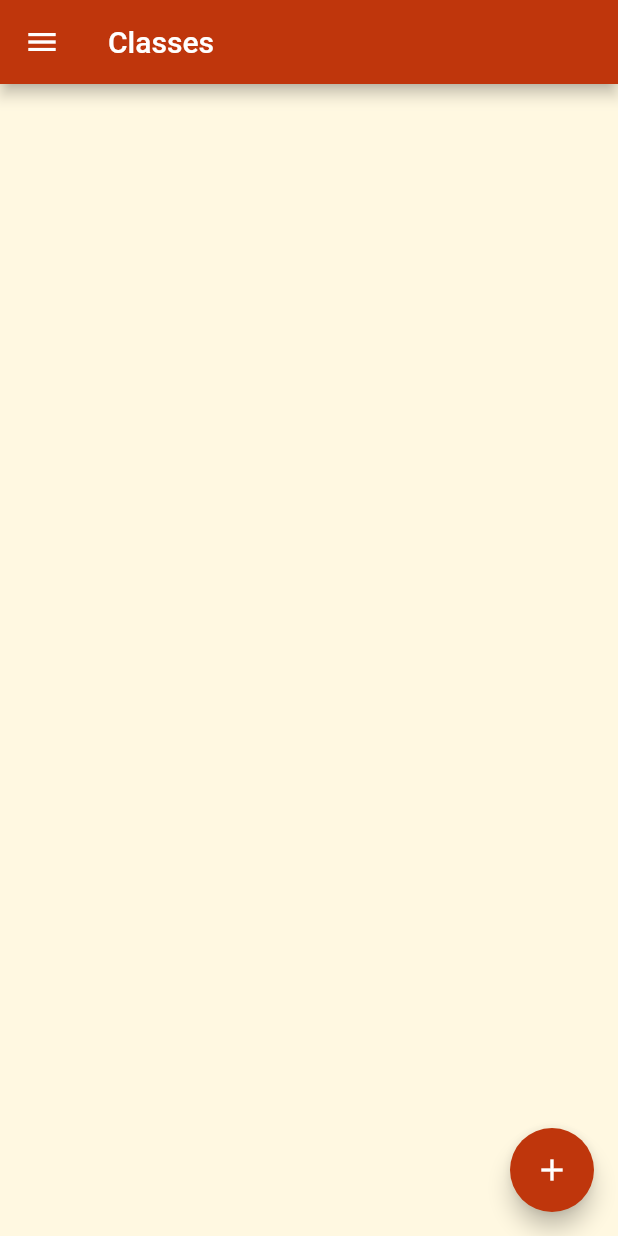
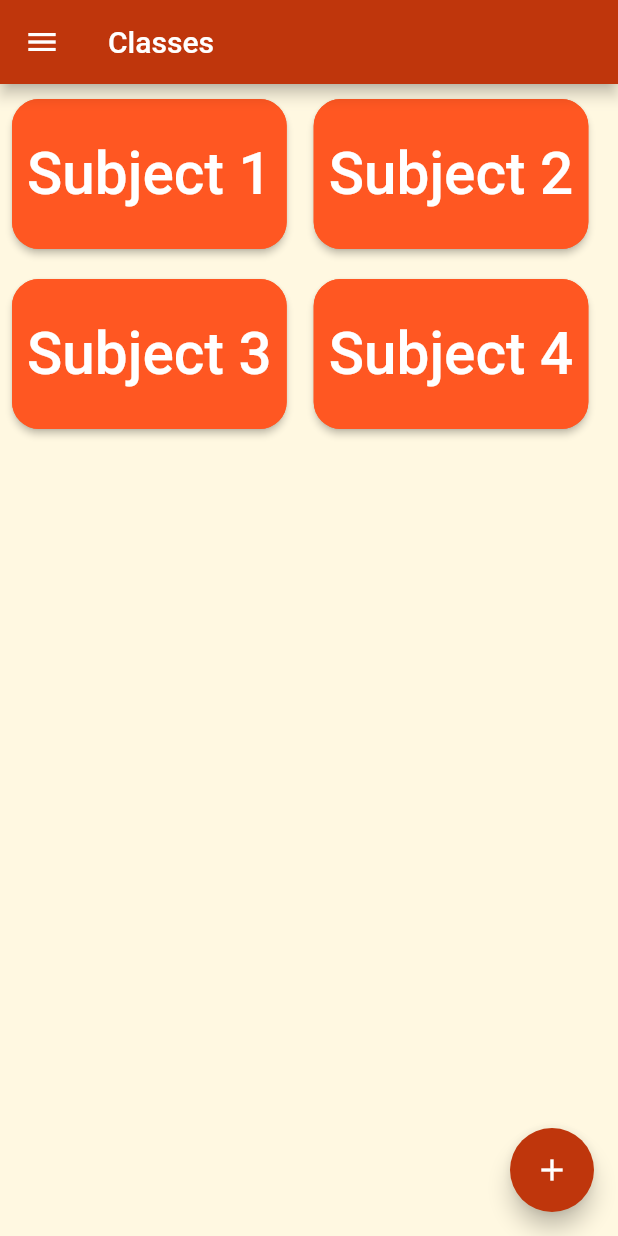
Before and after one commit to khetan15/E-Notebook, a Flutter app: the HomeScreen screen opened by its route, on a phone screen of 412 x 824 dp. Run offline on Flutter 3.47's test engine with Material 2 defaults, Android fonts, the phone set to English and light mode, and no system bars; our stand-ins replace animated_text_kit, firebase_auth, flutter_colorpicker, modal_progress_hud; missing offline and left inert: painter2; accounts and stored records are empty.

Commit message:
SubjectButtons

```diff
--- a/lib/screens/home_screen.dart
+++ b/lib/screens/home_screen.dart
@@ -26,6 +26,84 @@ class _HomeScreenState extends State<HomeScreen> {
           });
         },
       ),
+
+
+      body:Column(children: <Widget>[
+      Row(
+        //ROW 1
+          children: [
+      Container(
+        margin: EdgeInsets.all(8.0),
+        height: 100.0,
+        child: RaisedButton(
+          shape: RoundedRectangleBorder(
+              borderRadius: BorderRadius.circular(18.0),
+              side: BorderSide(color: Colors.deepOrange)),
+          onPressed: () {},
+          padding: EdgeInsets.all(10.0),
+          color: Colors.deepOrange,
+         textColor: Colors.white,
+         child: Text("Subject 1",
+             style: TextStyle(fontSize: 39)),
+        ),
+        ),
+            Container(
+              margin: EdgeInsets.all(10.0),
+              height: 100.0,
+              child: RaisedButton(
+                shape: RoundedRectangleBorder(
+                    borderRadius: BorderRadius.circular(18.0),
+                    side: BorderSide(color: Colors.deepOrange)),
+                onPressed: () {},
+                padding: EdgeInsets.all(10.0),
+                color: Colors.deepOrange,
+                textColor: Colors.white,
+                child: Text("Subject 2",
+                style: TextStyle(fontSize: 39)),
+              ),
+            ),
+
+       ],
+      ),
+      Row(
+        //ROW 1
+        children: [
+          Container(
+            margin: EdgeInsets.all(8.0),
+            height: 100.0,
+            child: RaisedButton(
+              shape: RoundedRectangleBorder(
+                  borderRadius: BorderRadius.circular(18.0),
+                  side: BorderSide(color: Colors.deepOrange)),
+              onPressed: () {},
+              padding: EdgeInsets.all(10.0),
+              color: Colors.deepOrange,
+              textColor: Colors.white,
+              child: Text("Subject 3",
+                  style: TextStyle(fontSize: 39)),
+            ),
+          ),
+          Container(
+            margin: EdgeInsets.all(10.0),
+            height: 100.0,
+            child: RaisedButton(
+              shape: RoundedRectangleBorder(
+                  borderRadius: BorderRadius.circular(18.0),
+                  side: BorderSide(color: Colors.deepOrange)),
+              onPressed: () {},
+              padding: EdgeInsets.all(10.0),
+              color: Colors.deepOrange,
+              textColor: Colors.white,
+              child: Text("Subject 4",
+                  style: TextStyle(fontSize: 39)),
+            ),
+          ),
+
+        ],
+      ),
+     ],),
     );
+
+
   }
 }
```
Also changed, not shown: 1 other file.
